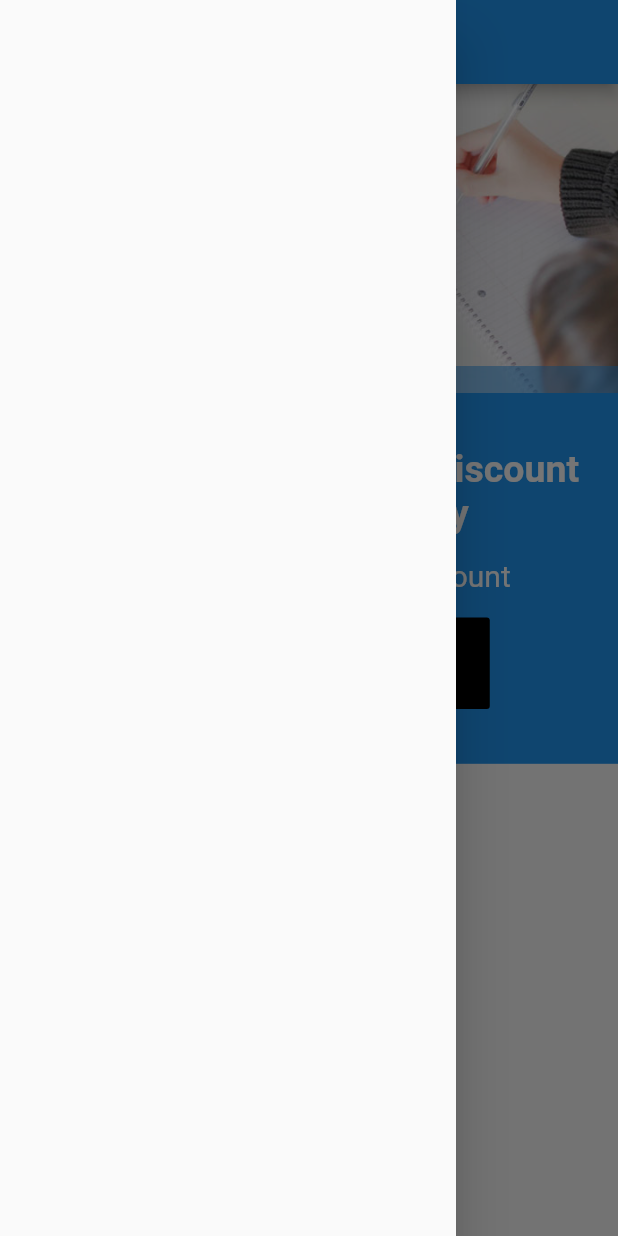
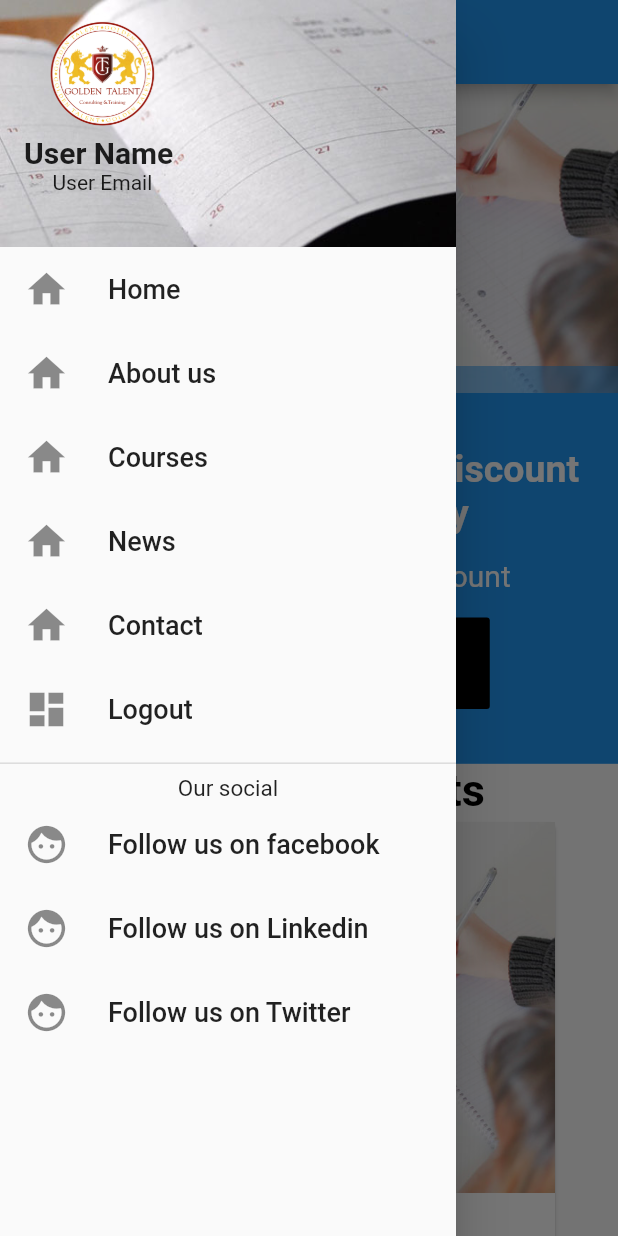
Before and after one commit to MahmoudElmaghraby/Golden-Talent, a Flutter app: the HomeScreen screen opened by its route, with the side drawer open, on a phone screen of 412 x 824 dp. Run offline on Flutter 3.47's test engine with Material 2 defaults, Android fonts, the phone set to English and light mode, and no system bars; drawn by our look-alikes of carousel_pro.

Commit message:
adding drawer

```diff
--- /dev/null
+++ b/lib/screens/drawer_screen.dart
@@ -0,0 +1,97 @@
+import 'package:flutter/material.dart';
+import 'package:golden_talent/widgets/nav_list_tile_item.dart';
+
+class DrawerScreen extends StatelessWidget {
+  @override
+  Widget build(BuildContext context) {
+    double screenHeight = MediaQuery.of(context).size.height;
+    double screenWidth = MediaQuery.of(context).size.width;
+    return Scaffold(
+      body: ListView(
+        children: [
+          Stack(
+            children: [
+              Image.asset(
+                'assets/images/background_nav.jpg',
+                height: screenHeight * 0.2,
+                fit: BoxFit.cover,
+              ),
+              Padding(
+                padding: const EdgeInsets.only(
+                  top: 8,
+                  left: 16,
+                ),
+                child: Column(
+                  children: [
+                    Image.asset(
+                      'assets/images/logo.png',
+                      height: screenHeight * 0.1,
+                      width: screenWidth * 0.2,
+                    ),
+                    Text(
+                      'User Name ',
+                      style: TextStyle(
+                        fontSize: 20,
+                        fontWeight: FontWeight.bold,
+                      ),
+                    ),
+                    Text('User Email'),
+                  ],
+                ),
+              ),
+            ],
+          ),
+          NavListTileItem(
+            itemIcon: Icons.home,
+            itemText: 'Home',
+          ),
+          NavListTileItem(
+            itemIcon: Icons.home,
+            itemText: 'About us',
+          ),
+          NavListTileItem(
+            itemIcon: Icons.home,
+            itemText: 'Courses',
+          ),
+          NavListTileItem(
+            itemIcon: Icons.home,
+            itemText: 'News',
+          ),
+          NavListTileItem(
+            itemIcon: Icons.home,
+            itemText: 'Contact',
+          ),
+          NavListTileItem(
+            itemIcon: Icons.dashboard,
+            itemText: 'Logout',
+          ),
+          Divider(
+            thickness: 1,
+          ),
+          Column(
+            children: [
+              Text(
+                'Our social',
+                style: TextStyle(
+                  fontSize: 15,
+                ),
+              ),
+              NavListTileItem(
+                itemIcon: Icons.face,
+                itemText: 'Follow us on facebook',
+              ),
+              NavListTileItem(
+                itemIcon: Icons.face,
+                itemText: 'Follow us on Linkedin',
+              ),
+              NavListTileItem(
+                itemIcon: Icons.face,
+                itemText: 'Follow us on Twitter',
+              ),
+            ],
+          ),
+        ],
+      ),
+    );
+  }
+}
--- a/lib/screens/home_screen.dart
+++ b/lib/screens/home_screen.dart
@@ -1,5 +1,7 @@
 import 'package:flutter/material.dart';
 import 'package:carousel_pro/carousel_pro.dart';
+import 'package:golden_talent/screens/drawer_screen.dart';
+import 'package:golden_talent/widgets/course_item_card.dart';
 
 class HomeScreen extends StatelessWidget {
   static String id = '/HomeScreen';
@@ -8,7 +10,9 @@ class HomeScreen extends StatelessWidget {
     double screenHeight = MediaQuery.of(context).size.height;
     double screenWidth = MediaQuery.of(context).size.width;
     return Scaffold(
-      drawer: Drawer(),
+      drawer: Drawer(
+        child: DrawerScreen(),
+      ),
       appBar: AppBar(
         title: Text('Golden Talent'),
       ),
@@ -80,6 +84,17 @@ class HomeScreen extends StatelessWidget {
                 ],
               ),
             ),
+            Text(
+              'Upcoming Events',
+              style: TextStyle(
+                fontSize: 30,
+                fontWeight: FontWeight.bold,
+                color: Colors.black,
+              ),
+            ),
+            CourseItemCard(),
+            CourseItemCard(),
+            CourseItemCard(),
           ],
         ),
       ),
--- /dev/null
+++ b/lib/widgets/course_item_card.dart
@@ -0,0 +1,43 @@
+import 'package:flutter/material.dart';
+
+class CourseItemCard extends StatelessWidget {
+  @override
+  Widget build(BuildContext context) {
+    double screenHeight = MediaQuery.of(context).size.height;
+    double screenWidth = MediaQuery.of(context).size.width;
+    return Card(
+      child: Column(
+        crossAxisAlignment: CrossAxisAlignment.start,
+        mainAxisAlignment: MainAxisAlignment.start,
+        children: [
+          Image.asset(
+            'assets/images/course_1.jpg',
+            height: screenHeight * 0.3,
+          ),
+          // ignore: missing_required_param
+          OutlineButton(
+            padding: EdgeInsets.only(
+              top: 20,
+              bottom: 20,
+            ),
+            child: Text(
+              '07\nMay',
+              textAlign: TextAlign.center,
+              style: TextStyle(
+                fontSize: 25,
+              ),
+            ),
+            borderSide: BorderSide(
+              color: Colors.red,
+              style: BorderStyle.solid,
+              width: 4.0,
+            ),
+          ),
+          SizedBox(
+            height: 10,
+          ),
+        ],
+      ),
+    );
+  }
+}
--- /dev/null
+++ b/lib/widgets/nav_list_tile_item.dart
@@ -0,0 +1,25 @@
+import 'package:flutter/material.dart';
+
+class NavListTileItem extends StatelessWidget {
+  final IconData itemIcon;
+  final String itemText;
+
+  NavListTileItem({
+    @required this.itemIcon,
+    @required this.itemText,
+  });
+
+  @override
+  Widget build(BuildContext context) {
+    return ListTile(
+      leading: Icon(
+        itemIcon,
+        size: 30,
+      ),
+      title: Text(
+        itemText,
+        style: TextStyle(fontSize: 18),
+      ),
+    );
+  }
+}
--- a/pubspec.yaml
+++ b/pubspec.yaml
@@ -50,9 +50,7 @@ flutter:
   #   - images/a_dot_burr.jpeg
   #   - images/a_dot_ham.jpeg
   assets:
-    - assets/images/course_1.jpg
-    - assets/images/course_2.jpg
-    - assets/images/course_3.jpg
+    - assets/images/
   # An image asset can refer to one or more resolution-specific "variants", see
   # https://flutter.dev/assets-and-images/#resolution-aware.
 
```
Also changed, not shown: assets/images/background_nav.jpg (added), assets/images/logo.png (added).
